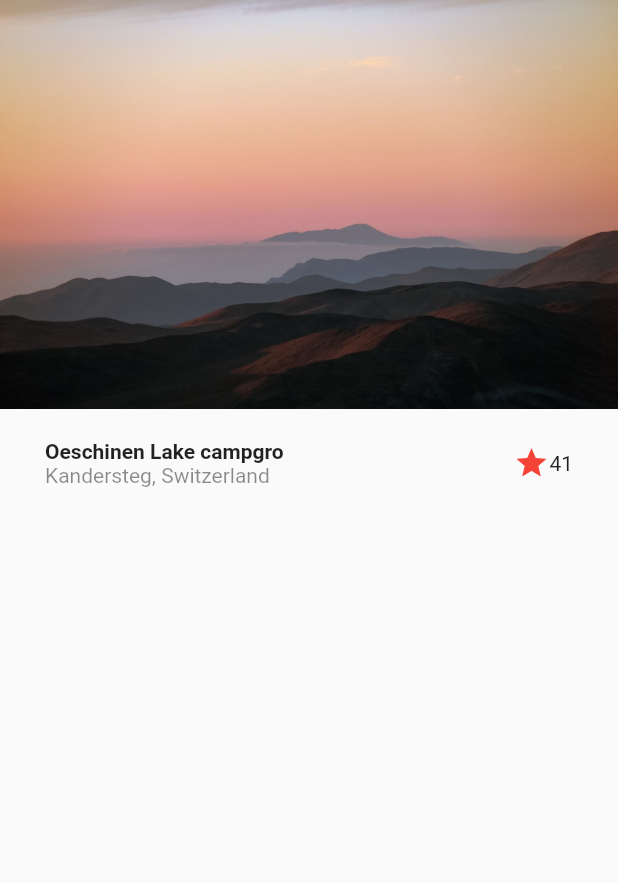
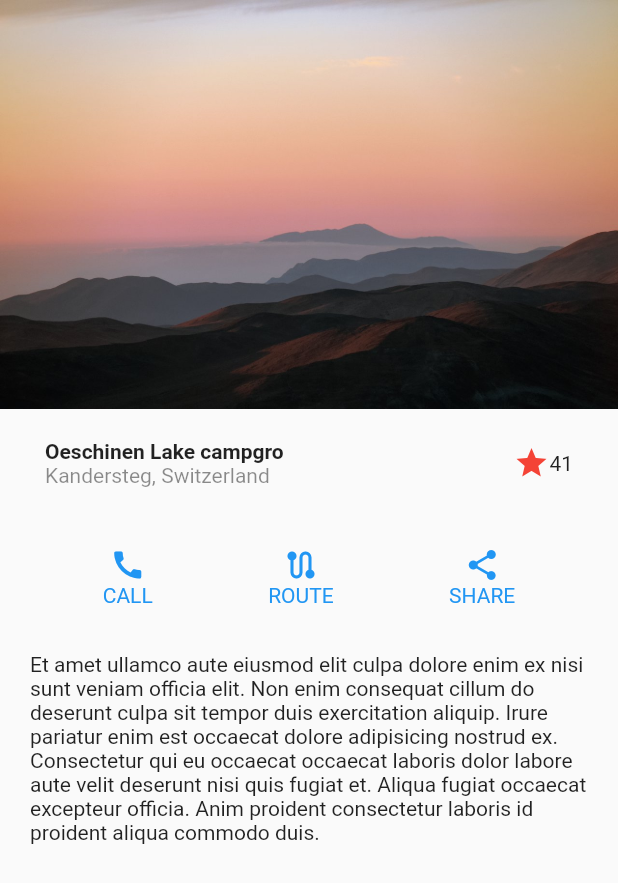
Before and after one commit to jmsm157/flutter-disenos, a Flutter app: the BasicDesignScreen screen opened by its route, on a phone screen of 412 x 824 dp. Shown: the top 883 px of the screen. Run offline on Flutter 3.47's test engine with Material 2 defaults, Android fonts, the phone set to English and light mode, and no system bars.

Commit message:
ep 144 al 149

```diff
--- a/lib/screens/basic_design.dart
+++ b/lib/screens/basic_design.dart
@@ -9,7 +9,9 @@ class BasicDesignScreen extends StatelessWidget {
       body: Column(
         children: const [
           Image(image: AssetImage('assets/landscape.jpg')),
-          Title()
+          Title(),
+          ButtonSection(),
+          Parraphap()
         ],
       ),
     );
@@ -51,3 +53,65 @@ class Title extends StatelessWidget {
     );
   }
 }
+
+class ButtonSection extends StatelessWidget {
+  const ButtonSection({
+    Key? key,
+  }) : super(key: key);
+
+  @override
+  Widget build(BuildContext context) {
+    return Container(
+      margin: const EdgeInsets.symmetric(horizontal: 30, vertical: 20),
+      child: Row(
+        mainAxisAlignment: MainAxisAlignment.spaceAround,
+        children: const [
+          CustomButtom(icon: Icons.call, text: 'CALL'),
+          CustomButtom(icon: Icons.route, text: 'ROUTE'),
+          CustomButtom(icon: Icons.share, text: 'SHARE'),
+        ],
+      ),
+    );
+  }
+}
+
+class CustomButtom extends StatelessWidget {
+  final IconData icon;
+  final String text;
+  const CustomButtom({
+    required this.icon,
+    required this.text,
+    Key? key,
+  }) : super(key: key);
+
+  @override
+  Widget build(BuildContext context) {
+    return Column(
+      children: [
+        Icon(
+          icon,
+          color: Colors.blue,
+        ),
+        Text(
+          text,
+          style: const TextStyle(color: Colors.blue),
+        )
+      ],
+    );
+  }
+}
+
+class Parraphap extends StatelessWidget {
+  const Parraphap({
+    Key? key,
+  }) : super(key: key);
+
+  @override
+  Widget build(BuildContext context) {
+    return Container(
+      margin: EdgeInsets.symmetric(horizontal: 20, vertical: 10),
+      child: Text(
+          'Et amet ullamco aute eiusmod elit culpa dolore enim ex nisi sunt veniam officia elit. Non enim consequat cillum do deserunt culpa sit tempor duis exercitation aliquip. Irure pariatur enim est occaecat dolore adipisicing nostrud ex. Consectetur qui eu occaecat occaecat laboris dolor labore aute velit deserunt nisi quis fugiat et. Aliqua fugiat occaecat excepteur officia. Anim proident consectetur laboris id proident aliqua commodo duis.'),
+    );
+  }
+}
--- /dev/null
+++ b/lib/screens/screens.dart
@@ -0,0 +1,3 @@
+export 'package:disenos/screens/basic_design.dart';
+export 'package:disenos/screens/scroll_1.dart';
+export 'package:disenos/screens/home_screen.dart';
--- /dev/null
+++ b/lib/widgets/widgets.dart
@@ -0,0 +1,2 @@
+export 'package:disenos/widgets/background.dart';
+export 'package:disenos/widgets/page_title.dart';
```
Also changed, not shown: lib/main.dart (+9 -3 lines), lib/screens/home_screen.dart (added, +22 -0 lines), lib/screens/scroll_1.dart (added, +125 -0 lines), lib/widgets/background.dart (added, +51 -0 lines), lib/widgets/page_title.dart (added, +29 -0 lines), assets/scroll-1.png (added).
